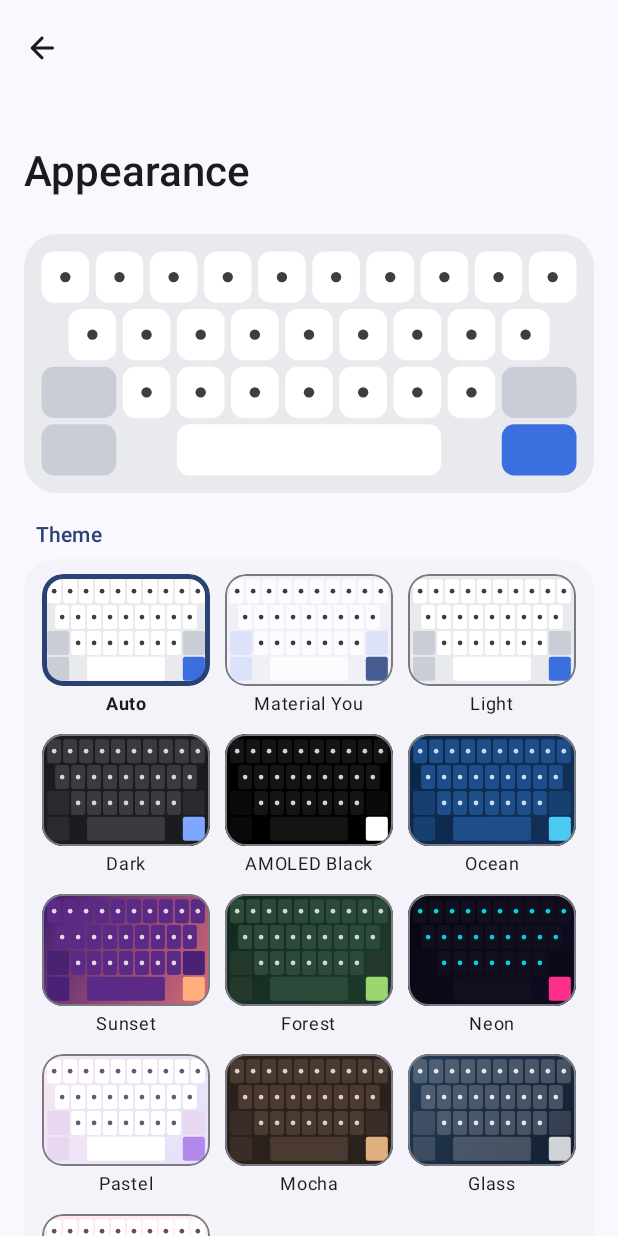
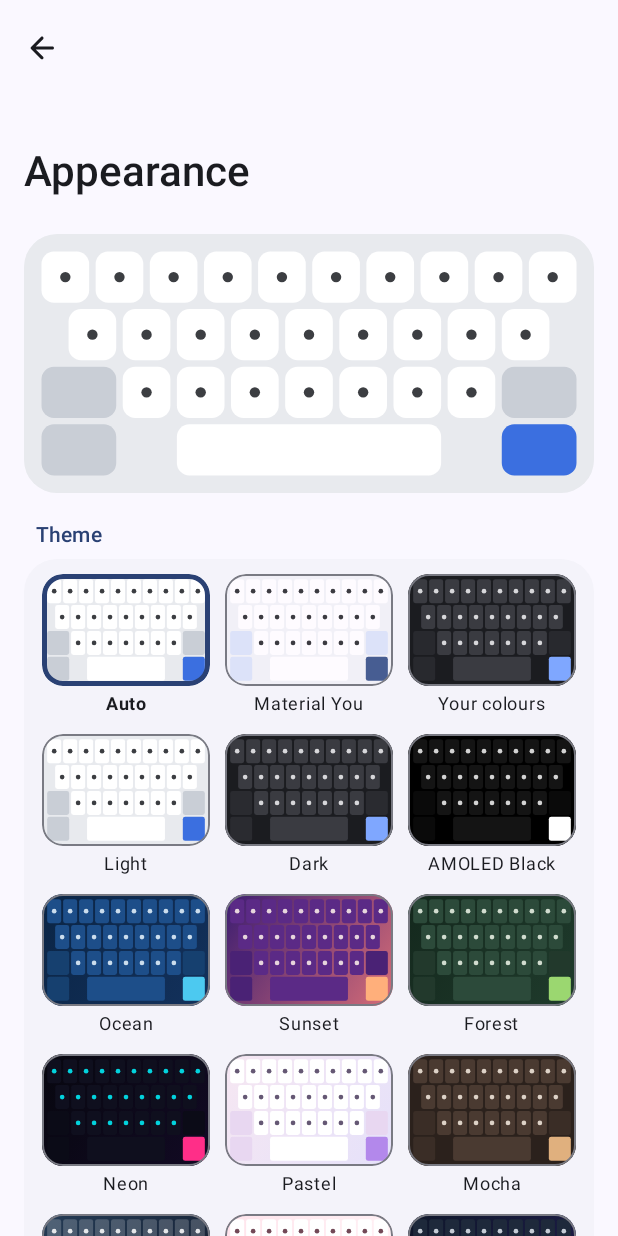
Before and after one commit to ItzSuli/Smart-Keyboard, an Android app built with Jetpack Compose: the screen it shows after launch (MainActivity), after a tap on "Appearance", on a phone screen of 412 x 824 dp. Run offline under Robolectric (Android 15) with nearby library versions, the phone set to English and light mode, and no system bars; pictures from the network do not load.

Commit message:
Add 14 themes, your-own-colours theme, fonts and trail styles
- Themes: Midnight, Nord, Dracula, Solarized, Mint, Lavender, Aurora,
  Rose Gold, Cyberpunk, Paper, Slate, Berry, Carbon, Sky
- "Your colours": background (optional gradient), keys and letters; the
  rest is derived; any accent colour through a colour picker
- Key font (Default, Light, Medium, Bold, Condensed, Serif, Mono), key
  shadows on/off, capital letters on keys, language name on space bar
- Swipe trail colour (accent, rainbow, letters) and thickness

Co-Authored-By: Claude Opus 5.5 <noreply@anthropic.com>
Claude-Session: https://claude.ai/code/session_011UCiJzFEpr829wGyC23Qjo

```diff
--- a/app/src/main/java/com/itzsuli/smartkeyboard/data/Settings.kt
+++ b/app/src/main/java/com/itzsuli/smartkeyboard/data/Settings.kt
@@ -9,6 +9,20 @@ enum class AiAutoProof { OFF, SUGGEST, AUTO }
 
 /** How key presses feel. CRISP and SOFT use the phone's tuned haptic effects where available. */
 enum class HapticStyle { CRISP, SOFT, CLASSIC, SYSTEM }
+
+/** Typeface of the key labels (system font families, available on every phone). */
+enum class KeyFont(val label: String, val family: String, val bold: Boolean = false) {
+    DEFAULT("Default", "sans-serif"),
+    LIGHT("Light", "sans-serif-light"),
+    MEDIUM("Medium", "sans-serif-medium"),
+    BOLD("Bold", "sans-serif", bold = true),
+    CONDENSED("Condensed", "sans-serif-condensed"),
+    SERIF("Serif", "serif"),
+    MONO("Mono", "monospace"),
+}
+
+/** Colour of the swipe trail. */
+enum class TrailStyle { ACCENT, RAINBOW, MONO }
 
 /**
  * All user preferences. Backed by one SharedPreferences file that the keyboard and the
@@ -52,6 +66,20 @@ class Settings(context: Context) {
     val keyPopup get() = bool(KEY_POPUP, true)
     val backgroundImage get() = bool(BG_IMAGE, false)
     val backgroundDim get() = int(BG_DIM, 35)
+    val keyFont get() = enumValueOrDefault(str(KEY_FONT, KeyFont.DEFAULT.name), KeyFont.DEFAULT)
+    val keyShadows get() = bool(KEY_SHADOWS, true)
+    /** Letters drawn as capitals (like the iPhone) instead of following shift. */
+    val capitalLabels get() = bool(CAPITAL_LABELS, false)
+    val spaceLabel get() = bool(SPACE_LABEL, true)
+    val trailStyle get() = enumValueOrDefault(str(TRAIL_STYLE, TrailStyle.ACCENT.name), TrailStyle.ACCENT)
+    val trailWidthDp get() = int(TRAIL_WIDTH, 6)
+
+    // ---- custom theme (THEME = "custom") ----
+    val customBackground get() = int(CUSTOM_BG, 0xFF1B1C20.toInt())
+    /** Second background colour for a gradient; 0 = plain. */
+    val customBackground2 get() = int(CUSTOM_BG2, 0)
+    val customKey get() = int(CUSTOM_KEY, 0xFF3A3B41.toInt())
+    val customText get() = int(CUSTOM_TEXT, 0xFFF2F3F5.toInt())
     /** Button on the suggestion bar that switches to another keyboard app. */
     val switchKey get() = bool(SWITCH_KEY, true)
 
@@ -132,6 +160,16 @@ class Settings(context: Context) {
         const val KEY_POPUP = "key_popup"
         const val BG_IMAGE = "bg_image"
         const val BG_DIM = "bg_dim"
+        const val KEY_FONT = "key_font"
+        const val KEY_SHADOWS = "key_shadows"
+        const val CAPITAL_LABELS = "capital_labels"
+        const val SPACE_LABEL = "space_label"
+        const val TRAIL_STYLE = "trail_style"
+        const val TRAIL_WIDTH = "trail_width"
+        const val CUSTOM_BG = "custom_bg"
+        const val CUSTOM_BG2 = "custom_bg2"
+        const val CUSTOM_KEY = "custom_key"
+        const val CUSTOM_TEXT = "custom_text"
         const val SWITCH_KEY = "switch_key"
         private const val LEGACY_ONE_HANDED = "one_handed"
         const val HAPTICS = "haptics"
@@ -176,7 +214,10 @@ class Settings(context: Context) {
         const val BG_VERSION = "bg_version"
 
         /** Settings that change how the keyboard looks. */
-        val APPEARANCE = setOf(THEME, ACCENT, KEY_BORDERS, KEY_RADIUS, KEY_GAP, LABEL_SCALE, BG_IMAGE, BG_DIM, BG_VERSION)
+        val APPEARANCE = setOf(
+            THEME, ACCENT, KEY_BORDERS, KEY_RADIUS, KEY_GAP, LABEL_SCALE, BG_IMAGE, BG_DIM, BG_VERSION, KEY_FONT, KEY_SHADOWS,
+            CAPITAL_LABELS, SPACE_LABEL, TRAIL_STYLE, TRAIL_WIDTH, CUSTOM_BG, CUSTOM_BG2, CUSTOM_KEY, CUSTOM_TEXT,
+        )
 
         inline fun <reified T : Enum<T>> enumValueOrDefault(name: String, def: T): T =
             runCatching { enumValueOf<T>(name) }.getOrDefault(def)
--- a/app/src/main/java/com/itzsuli/smartkeyboard/ime/KeyboardTheme.kt
+++ b/app/src/main/java/com/itzsuli/smartkeyboard/ime/KeyboardTheme.kt
@@ -92,7 +92,106 @@ data class KeyboardTheme(
             keyShadow = c("#22FF6F91"), isDark = false,
         )
 
-        val PRESETS = listOf(LIGHT, DARK, AMOLED, OCEAN, SUNSET, FOREST, NEON, PASTEL, MOCHA, GLASS, SAKURA)
+        val MIDNIGHT = KeyboardTheme(
+            "midnight", "Midnight", c("#0F172A"), c("#1E1B4B"), c("#1E293B"), c("#334155"), c("#172033"), c("#818CF8"),
+            c("#E2E8F0"), c("#CBD5E1"), c("#0F172A"), c("#64748B"), c("#818CF8"), c("#E2E8F0"),
+            keyShadow = c("#66000000"), isDark = true,
+        )
+        val NORD = KeyboardTheme(
+            "nord", "Nord", c("#2E3440"), null, c("#3B4252"), c("#4C566A"), c("#353C4A"), c("#88C0D0"),
+            c("#ECEFF4"), c("#D8DEE9"), c("#2E3440"), c("#81A1C1"), c("#88C0D0"), c("#ECEFF4"),
+            keyShadow = c("#44000000"), isDark = true,
+        )
+        val DRACULA = KeyboardTheme(
+            "dracula", "Dracula", c("#282A36"), null, c("#44475A"), c("#6272A4"), c("#343746"), c("#BD93F9"),
+            c("#F8F8F2"), c("#F8F8F2"), c("#282A36"), c("#8B93C4"), c("#FF79C6"), c("#F8F8F2"),
+            keyShadow = c("#55000000"), isDark = true,
+        )
+        val SOLARIZED = KeyboardTheme(
+            "solarized", "Solarized", c("#EEE8D5"), null, c("#FDF6E3"), c("#E4DCC4"), c("#E0D9C3"), c("#268BD2"),
+            c("#586E75"), c("#657B83"), Color.WHITE, c("#93A1A1"), c("#268BD2"), c("#586E75"),
+            keyShadow = c("#22000000"), isDark = false,
+        )
+        val MINT = KeyboardTheme(
+            "mint", "Mint", c("#E3F6EF"), c("#F2FBF7"), c("#FFFFFF"), c("#CDEDE1"), c("#D3EFE4"), c("#10B981"),
+            c("#134E4A"), c("#115E59"), Color.WHITE, c("#6BA595"), c("#10B981"), c("#134E4A"),
+            keyShadow = c("#2210B981"), isDark = false,
+        )
+        val LAVENDER = KeyboardTheme(
+            "lavender", "Lavender", c("#EDE9FE"), c("#F5F3FF"), c("#FFFFFF"), c("#DDD6FE"), c("#E4DEFC"), c("#7C3AED"),
+            c("#3B0764"), c("#4C1D95"), Color.WHITE, c("#A78BFA"), c("#7C3AED"), c("#3B0764"),
+            keyShadow = c("#227C3AED"), isDark = false,
+        )
+        val AURORA = KeyboardTheme(
+            "aurora", "Aurora", c("#0B3D3A"), c("#3B1E5A"), c("#2AFFFFFF"), c("#50FFFFFF"), c("#1AFFFFFF"), c("#5EEAD4"),
+            Color.WHITE, c("#E6FFFFFF"), c("#0B3D3A"), c("#A0FFFFFF"), c("#5EEAD4"), Color.WHITE,
+            keyBorder = c("#22FFFFFF"), isDark = true,
+        )
+        val ROSE_GOLD = KeyboardTheme(
+            "rose_gold", "Rose Gold", c("#F4E1DA"), c("#EBC8BD"), c("#FFF8F5"), c("#F1D3C8"), c("#EBCFC4"), c("#B76E79"),
+            c("#5A3A3A"), c("#6E4545"), Color.WHITE, c("#B08A80"), c("#B76E79"), c("#5A3A3A"),
+            keyShadow = c("#22B76E79"), isDark = false,
+        )
+        val CYBERPUNK = KeyboardTheme(
+            "cyberpunk", "Cyberpunk", c("#0D0D0D"), c("#1A1A05"), c("#1A1A1A"), c("#333300"), c("#121212"), c("#FCEE0A"),
+            c("#FCEE0A"), c("#00F0FF"), c("#0D0D0D"), c("#8A8A3A"), c("#FCEE0A"), c("#FCEE0A"),
+            keyBorder = c("#55FCEE0A"), isDark = true,
+        )
+        val PAPER = KeyboardTheme(
+            "paper", "Paper", c("#F5F1E8"), null, c("#FFFDF8"), c("#E9E2D3"), c("#E8E1D2"), c("#2F2F2F"),
+            c("#2B2B2B"), c("#3A3A3A"), c("#F5F1E8"), c("#9C958A"), c("#D97706"), c("#2B2B2B"),
+            keyShadow = c("#22000000"), isDark = false,
+        )
+        val SLATE = KeyboardTheme(
+            "slate", "Slate", c("#334155"), null, c("#475569"), c("#64748B"), c("#3B4A5F"), c("#38BDF8"),
+            c("#F1F5F9"), c("#E2E8F0"), c("#0C2233"), c("#94A3B8"), c("#38BDF8"), c("#F1F5F9"),
+            keyShadow = c("#44000000"), isDark = true,
+        )
+        val BERRY = KeyboardTheme(
+            "berry", "Berry", c("#4A0E2E"), c("#2D0A3E"), c("#6B1D45"), c("#8C2B5C"), c("#5A1538"), c("#FF5C8A"),
+            c("#FFE4EE"), c("#FFD1E1"), c("#3A0A22"), c("#D58BA8"), c("#FF5C8A"), c("#FFE4EE"),
+            keyBorder = c("#33FF5C8A"), isDark = true,
+        )
+        val CARBON = KeyboardTheme(
+            "carbon", "Carbon", c("#121212"), null, c("#1F1F1F"), c("#333333"), c("#181818"), c("#FF6B00"),
+            c("#EDEDED"), c("#CFCFCF"), c("#121212"), c("#777777"), c("#FF6B00"), c("#EDEDED"),
+            keyShadow = c("#88000000"), isDark = true,
+        )
+        val SKY = KeyboardTheme(
+            "sky", "Sky", c("#DBEAFE"), c("#EFF6FF"), c("#FFFFFF"), c("#BFDBFE"), c("#C7DCF7"), c("#2563EB"),
+            c("#1E3A8A"), c("#1E40AF"), Color.WHITE, c("#7DA3D9"), c("#2563EB"), c("#1E3A8A"),
+            keyShadow = c("#222563EB"), isDark = false,
+        )
+
+        val PRESETS = listOf(
+            LIGHT, DARK, AMOLED, OCEAN, SUNSET, FOREST, NEON, PASTEL, MOCHA, GLASS, SAKURA,
+            MIDNIGHT, NORD, DRACULA, SOLARIZED, MINT, LAVENDER, AURORA, ROSE_GOLD, CYBERPUNK, PAPER, SLATE, BERRY, CARBON, SKY,
+        )
+
+        /** Blends [a] towards [b] by [t] (0..1). */
+        fun mix(@ColorInt a: Int, @ColorInt b: Int, t: Float): Int = Color.argb(
+            (Color.alpha(a) + (Color.alpha(b) - Color.alpha(a)) * t).toInt(),
+            (Color.red(a) + (Color.red(b) - Color.red(a)) * t).toInt(),
+            (Color.green(a) + (Color.green(b) - Color.green(a)) * t).toInt(),
+            (Color.blue(a) + (Color.blue(b) - Color.blue(a)) * t).toInt(),
+        )
+
+        /**
+         * The user's own theme from four colours (background, optional second background for
+         * a gradient, keys, letters); everything else is derived so it always looks coherent.
+         */
+        fun custom(settings: Settings): KeyboardTheme {
+            val bg = settings.customBackground or 0xFF000000.toInt()
+            val key = settings.customKey
+            val text = settings.customText or 0xFF000000.toInt()
+            val dark = !isLight(bg)
+            val accent = if (isLight(bg)) c("#3B6FE0") else c("#7FA7FF")
+            return KeyboardTheme(
+                "custom", "Custom", bg, settings.customBackground2.takeIf { it != 0 }, key, mix(key, text, 0.22f), mix(key, bg, 0.55f),
+                accent, text, text, if (isLight(accent)) Color.BLACK else Color.WHITE, mix(text, bg, 0.45f), accent, text,
+                keyShadow = if (dark) c("#55000000") else c("#22000000"), isDark = dark,
+            )
+        }
 
         /** Material You: built from the wallpaper palette on Android 12+. */
         fun dynamic(context: Context, dark: Boolean): KeyboardTheme {
@@ -120,11 +219,13 @@ data class KeyboardTheme(
         /** Resolves the theme chosen in settings (including "auto" and custom accent colours). */
         fun resolve(context: Context, settings: Settings): KeyboardTheme {
             val dark = systemIsDark(context)
-            val base = when (val id = settings.themeId) {
+            var base = when (val id = settings.themeId) {
                 "auto" -> if (dark) DARK else LIGHT
                 "dynamic" -> dynamic(context, dark)
+                "custom" -> custom(settings)
                 else -> PRESETS.firstOrNull { it.id == id } ?: if (dark) DARK else LIGHT
             }
+            if (!settings.keyShadows) base = base.copy(keyShadow = Color.TRANSPARENT)
             val accent = settings.customAccent
             return if (accent != 0) base.withAccent(accent) else base
         }
--- a/app/src/main/java/com/itzsuli/smartkeyboard/ime/SmartKeyboardService.kt
+++ b/app/src/main/java/com/itzsuli/smartkeyboard/ime/SmartKeyboardService.kt
@@ -135,7 +135,11 @@ open class SmartKeyboardService : InputMethodService(), KeyboardView.Listener, S
         theme = KeyboardTheme.resolve(this, settings)
         backgroundBitmap = if (settings.backgroundImage) loadBackground() else null
         keyboardView?.let { it.theme = theme; it.settings = settings; it.backgroundBitmap = backgroundBitmap }
-        overlay?.theme = theme
+        overlay?.let { o ->
+            o.theme = theme
+            o.trailStyle = settings.trailStyle
+            o.trailWidthDp = settings.trailWidthDp.toFloat()
+        }
         strip?.theme = theme
         strip?.setBackgroundColor(if (backgroundBitmap != null) darken(theme.background) else theme.background)
         column?.setBackgroundColor(theme.background)
--- a/app/src/main/java/com/itzsuli/smartkeyboard/settings/AppearanceScreens.kt
+++ b/app/src/main/java/com/itzsuli/smartkeyboard/settings/AppearanceScreens.kt
@@ -36,6 +36,9 @@ import androidx.compose.material3.RadioButton
 import androidx.compose.material3.Text
 import androidx.compose.runtime.Composable
 import androidx.compose.runtime.getValue
+import androidx.compose.runtime.mutableStateOf
+import androidx.compose.runtime.remember
+import androidx.compose.runtime.setValue
 import androidx.compose.ui.Alignment
 import androidx.compose.ui.Modifier
 import androidx.compose.ui.draw.clip
@@ -45,6 +48,8 @@ import androidx.compose.ui.text.font.FontWeight
 import androidx.compose.ui.unit.dp
 import com.itzsuli.smartkeyboard.data.Languages
 import com.itzsuli.smartkeyboard.data.HapticStyle
+import com.itzsuli.smartkeyboard.data.KeyFont
+import com.itzsuli.smartkeyboard.data.TrailStyle
 import com.itzsuli.smartkeyboard.data.Settings
 import com.itzsuli.smartkeyboard.engine.AutoCorrectMode
 import com.itzsuli.smartkeyboard.ime.KeyboardTheme
@@ -52,7 +57,9 @@ import com.itzsuli.smartkeyboard.ime.SmartKeyboardService
 import java.io.File
 
 private val ACCENTS = listOf(
-    0, 0xFF3B6FE0, 0xFF5B4BE0, 0xFF9333EA, 0xFFDB2777, 0xFFE5484D, 0xFFF97316, 0xFFF5B800, 0xFF22C55E, 0xFF14B8A6, 0xFF06B6D4, 0xFF64748B,
+    0, 0xFF3B6FE0, 0xFF2563EB, 0xFF5B4BE0, 0xFF7C3AED, 0xFF9333EA, 0xFFDB2777, 0xFFFF5C8A, 0xFFE5484D, 0xFFF97316, 0xFFFF6B00,
+    0xFFF5B800, 0xFFFCEE0A, 0xFF84CC16, 0xFF22C55E, 0xFF10B981, 0xFF14B8A6, 0xFF06B6D4, 0xFF5EEAD4, 0xFFB76E79, 0xFF8B5E3C,
+    0xFF64748B, 0xFFFFFFFF, 0xFF000000,
 ).map { it.toInt() }
 
 @Composable
@@ -64,7 +71,16 @@ fun AppearanceScreen(onBack: () -> Unit) {
     val radius by setting(Settings.KEY_RADIUS) { it.keyRadiusDp }
     val borders by setting(Settings.KEY_BORDERS) { it.keyBorders }
     val hasImage by setting(Settings.BG_IMAGE) { it.backgroundImage }
+    val font by setting(Settings.KEY_FONT) { it.keyFont }
+    val trail by setting(Settings.TRAIL_STYLE) { it.trailStyle }
+    // Re-read the preview whenever any of the custom colours or the shadow switch change.
+    val customBg by setting(Settings.CUSTOM_BG) { it.customBackground }
+    val customBg2 by setting(Settings.CUSTOM_BG2) { it.customBackground2 }
+    val customKey by setting(Settings.CUSTOM_KEY) { it.customKey }
+    val customText by setting(Settings.CUSTOM_TEXT) { it.customText }
+    val shadows by setting(Settings.KEY_SHADOWS) { it.keyShadows }
     val dark = KeyboardTheme.systemIsDark(context)
+    var accentPicker by remember { mutableStateOf(false) }
 
     val picker = rememberLauncherForActivityResult(ActivityResultContracts.PickVisualMedia()) { uri: Uri? ->
         if (uri != null && saveBackground(context, uri)) {
@@ -76,18 +92,19 @@ fun AppearanceScreen(onBack: () -> Unit) {
 
     SettingsPage("Appearance", onBack) {
         item {
-            val current = KeyboardTheme.resolve(context, s).let { if (accent != 0) it.withAccent(accent) else it }
+            val current = remember(themeId, accent, customBg, customBg2, customKey, customText, shadows) { KeyboardTheme.resolve(context, s) }
             KeyboardPreview(current, Modifier.fillMaxWidth().aspectRatio(2.2f).clip(RoundedCornerShape(22.dp)), radius.toFloat(), borders)
         }
         item {
             Group("Theme") {
-                val options = listOf("auto" to "Auto", "dynamic" to "Material You") + KeyboardTheme.PRESETS.map { it.id to it.name }
+                val options = listOf("auto" to "Auto", "dynamic" to "Material You", "custom" to "Your colours") + KeyboardTheme.PRESETS.map { it.id to it.name }
                 options.chunked(3).forEach { row ->
                     Row(Modifier.padding(horizontal = 12.dp, vertical = 6.dp), horizontalArrangement = Arrangement.spacedBy(10.dp)) {
                         row.forEach { (id, name) ->
                             val t = when (id) {
                                 "auto" -> if (dark) KeyboardTheme.DARK else KeyboardTheme.LIGHT
                                 "dynamic" -> KeyboardTheme.dynamic(context, dark)
+                                "custom" -> KeyboardTheme.custom(s)
                                 else -> KeyboardTheme.PRESETS.first { it.id == id }
                             }
                             val selected = id == themeId
@@ -104,6 +121,15 @@ fun AppearanceScreen(onBack: () -> Unit) {
                 Spacer(Modifier.height(6.dp))
             }
         }
+        if (themeId == "custom") item {
+            Group("Your colours") {
+                ColorSetting("Background", null, customBg) { s.set(Settings.CUSTOM_BG, it) }
+                ColorSetting("Background gradient", "Optional second colour, blended from top-left to bottom-right", customBg2, allowNone = true) { s.set(Settings.CUSTOM_BG2, it) }
+                ColorSetting("Keys", null, customKey) { s.set(Settings.CUSTOM_KEY, it) }
+                ColorSetting("Letters", null, customText) { s.set(Settings.CUSTOM_TEXT, it) }
+                Hint("Pressed keys, function keys and hints are mixed from these so everything matches. The accent colour below colours the enter key and highlights.")
+            }
+        }
         item {
             Group("Accent colour") {
                 Row(Modifier.horizontalScroll(rememberScrollState()).padding(12.dp), horizontalArrangement = Arrangement.spacedBy(10.dp)) {
@@ -117,11 +143,19 @@ fun AppearanceScreen(onBack: () -> Unit) {
                             contentAlignment = Alignment.Center,
                         ) {
                             if (c == 0) Text("A", fontWeight = FontWeight.Bold)
-                            else if (selected) Icon(Icons.Rounded.Check, null, tint = Color.White)
+                            else if (selected) Icon(Icons.Rounded.Check, null, tint = if (KeyboardTheme.isLight(c)) Color.Black else Color.White)
                         }
                     }
+                    Box(
+                        Modifier.size(40.dp).clip(CircleShape)
+                            .background(androidx.compose.ui.graphics.Brush.sweepGradient((0..6).map { Color(android.graphics.Color.HSVToColor(floatArrayOf(it * 60f, 0.8f, 1f))) }))
+                            .border(if (accent != 0 && accent !in ACCENTS) 3.dp else 0.dp, MaterialTheme.colorScheme.onSurface, CircleShape)
+                            .clickable { accentPicker = true },
+                        contentAlignment = Alignment.Center,
+                    ) { Text("+", fontWeight = FontWeight.Bold, color = Color.White) }
                 }
-                Hint("“A” uses the theme's own colour.")
+                Hint("“A” uses the theme's own colour, “+” picks any colour.")
+                if (accentPicker) ColorPickerDialog("Accent colour", accent, onDismiss = { accentPicker = false }) { accentPicker = false; s.set(Settings.ACCENT, it) }
             }
         }
         item {
@@ -131,11 +165,52 @@ fun AppearanceScreen(onBack: () -> Unit) {
                 SliderSetting(Settings.KEY_GAP, "Space between keys", 2..12, format = { "$it dp" }) { it.keyGapDp }
                 SliderSetting(Settings.KEY_HEIGHT, "Keyboard height", 70..140, step = 5, format = { "$it%" }) { it.keyHeightPercent }
                 SliderSetting(Settings.LABEL_SCALE, "Letter size", 80..130, step = 5, format = { "$it%" }) { it.labelScalePercent }
+                SwitchSetting(Settings.KEY_SHADOWS, "Key shadows", "A soft shadow under each key") { it.keyShadows }
+                Divider()
+                Text("Font", style = MaterialTheme.typography.bodyLarge, modifier = Modifier.padding(start = 16.dp, top = 10.dp))
+                androidx.compose.foundation.layout.FlowRow(
+                    Modifier.padding(horizontal = 12.dp, vertical = 6.dp),
+                    horizontalArrangement = Arrangement.spacedBy(8.dp),
+                ) {
+                    KeyFont.entries.forEach { f ->
+                        androidx.compose.material3.FilterChip(
+                            selected = f == font,
+                            onClick = { s.set(Settings.KEY_FONT, f) },
+                            label = {
+                                Text(
+                                    "Aa · ${f.label}",
+                                    fontFamily = when (f) {
+                                        KeyFont.SERIF -> androidx.compose.ui.text.font.FontFamily.Serif
+                                        KeyFont.MONO -> androidx.compose.ui.text.font.FontFamily.Monospace
+                                        else -> androidx.compose.ui.text.font.FontFamily.SansSerif
+                                    },
+                                    fontWeight = when (f) {
+                                        KeyFont.LIGHT -> FontWeight.Light
+                                        KeyFont.MEDIUM -> FontWeight.Medium
+                                        KeyFont.BOLD -> FontWeight.Bold
+                                        else -> FontWeight.Normal
+                                    },
+                                )
+                            },
+                        )
+                    }
+                }
+                SwitchSetting(Settings.CAPITAL_LABELS, "Capital letters on keys", "Like the iPhone; what you type still follows shift") { it.capitalLabels }
+                SwitchSetting(Settings.SPACE_LABEL, "Language name on space bar") { it.spaceLabel }
                 Divider()
                 SwitchSetting(Settings.NUMBER_ROW, "Number row") { it.numberRow }
                 SwitchSetting(Settings.SHOW_HINTS, "Number hints on top row", "Long-press for numbers either way") { it.showHints }
                 SwitchSetting(Settings.KEY_POPUP, "Pop-up on key press") { it.keyPopup }
                 SwitchSetting(Settings.EMOJI_KEY, "Emoji key") { it.emojiKey }
+            }
+        }
+        item {
+            Group("Swipe trail") {
+                ChoiceSetting(
+                    "Colour", null,
+                    listOf(TrailStyle.ACCENT to "Accent", TrailStyle.RAINBOW to "Rainbow", TrailStyle.MONO to "Letters"), trail,
+                ) { s.set(Settings.TRAIL_STYLE, it) }
+                SliderSetting(Settings.TRAIL_WIDTH, "Thickness", 2..14, format = { "$it dp" }) { it.trailWidthDp }
             }
         }
         item {
```
Also changed, not shown: app/src/main/java/com/itzsuli/smartkeyboard/ime/KeyboardOverlay.kt (+15 -4 lines), app/src/main/java/com/itzsuli/smartkeyboard/ime/KeyboardView.kt (+26 -5 lines), app/src/main/java/com/itzsuli/smartkeyboard/settings/ColorPicker.kt (added, +120 -0 lines), 2 other files.
